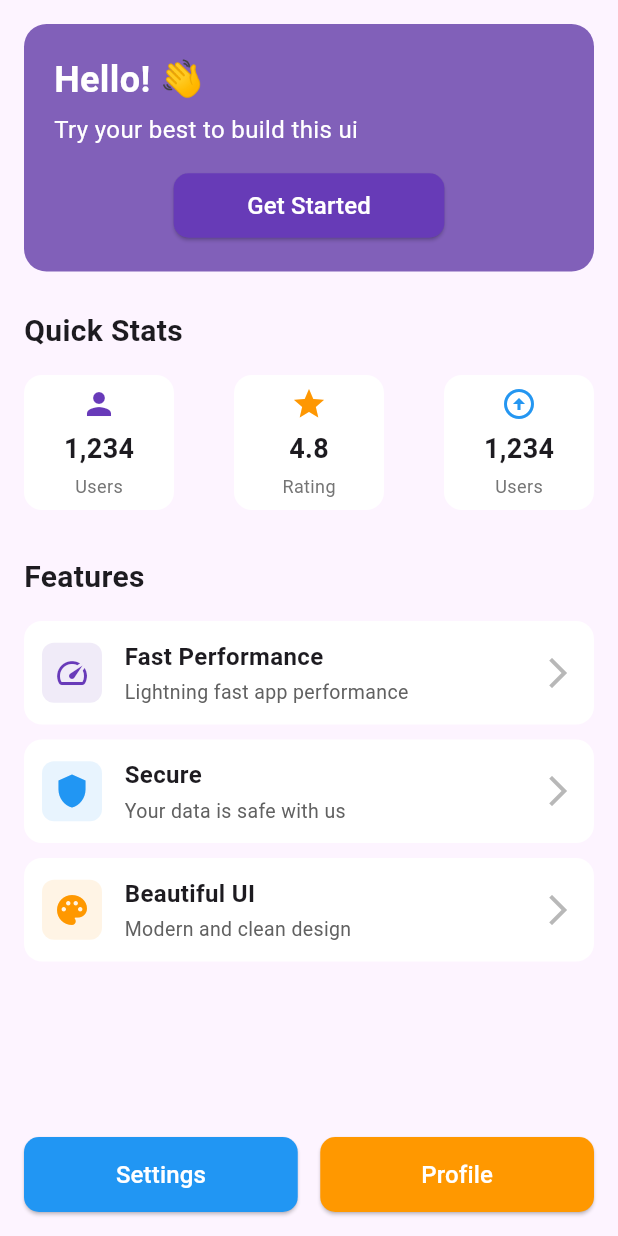
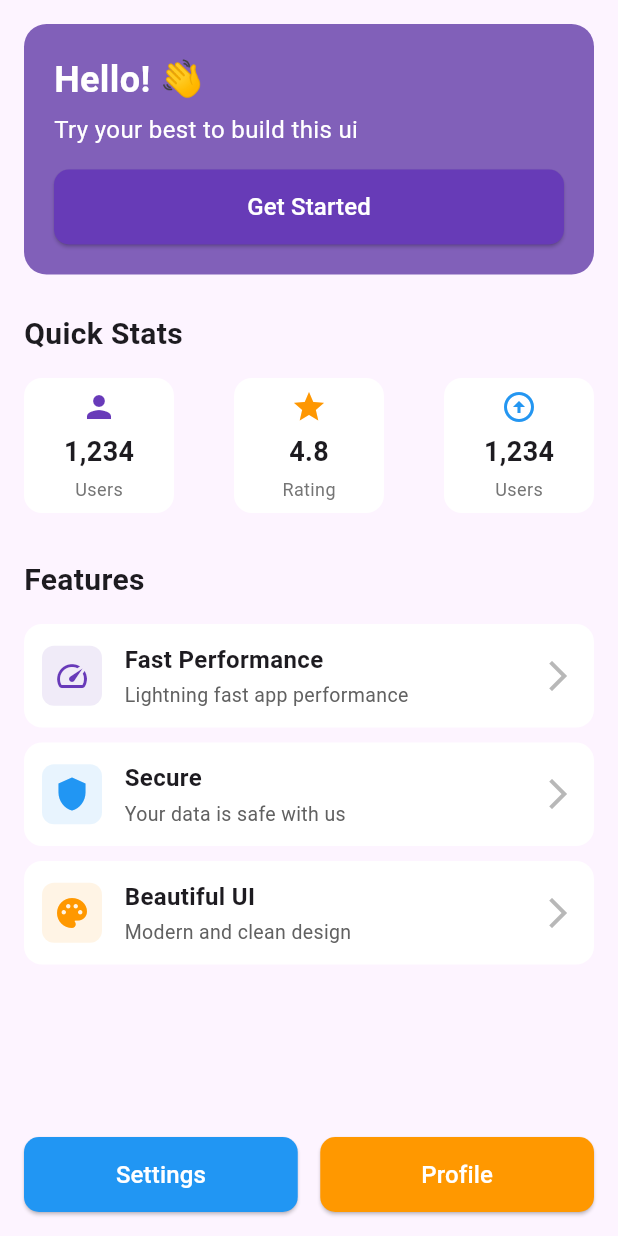
Before and after one commit to abdoSr88025/home_work, a Flutter app: the screen it shows after launch, on a phone screen of 412 x 824 dp. Run offline on Flutter 3.47's test engine with Material 3 defaults, Android fonts, the phone set to English and light mode, and no system bars.

Commit message:
final update

```diff
--- a/flutter/project_two/lib/main.dart
+++ b/flutter/project_two/lib/main.dart
@@ -55,6 +55,7 @@
                         onPressed: () {},
                         style: ElevatedButton.styleFrom(
                           backgroundColor: Color(0xff673BB7),
+                          minimumSize: Size(double.infinity, 50),
                           shape: RoundedRectangleBorder(
                             borderRadius: BorderRadius.circular(10),
                           ),
```
